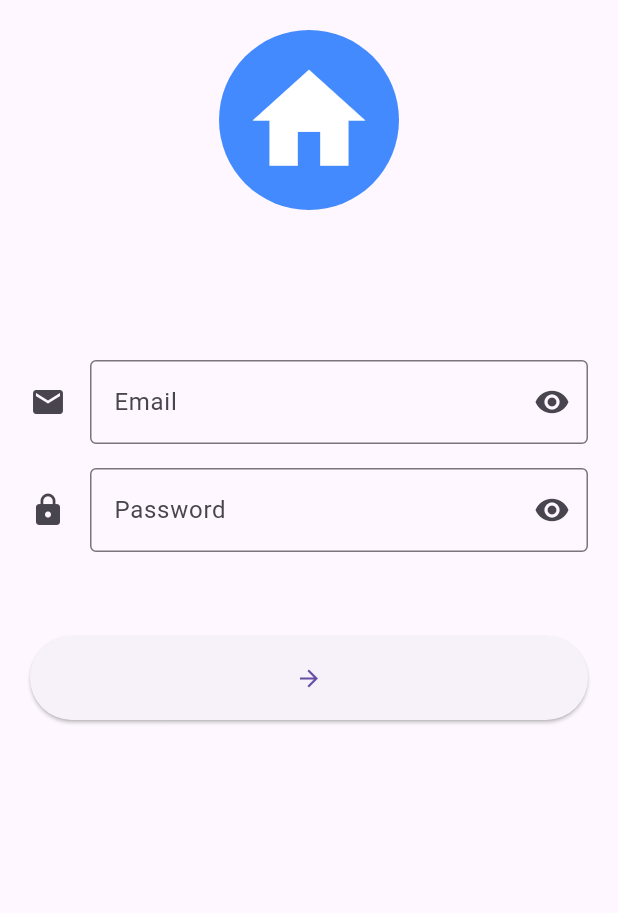
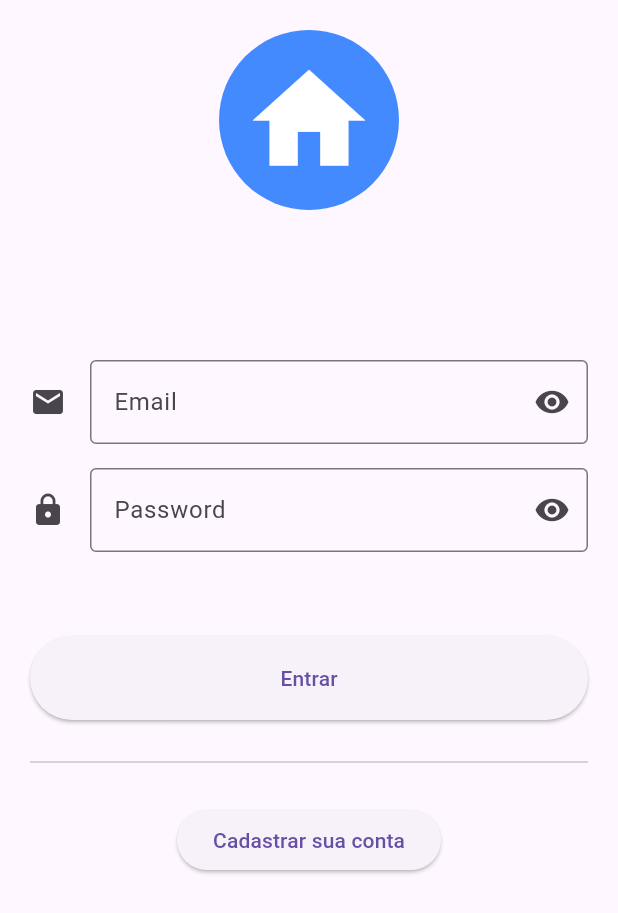
Before and after one commit to fermaiasoares/minhas-tarefas, a Flutter app: the screen it shows after launch, on a phone screen of 412 x 824 dp. Shown: the top 913 px of the screen. Run offline on Flutter 3.47's test engine with Material 3 defaults, Android fonts, the phone set to English and light mode, and no system bars; our stand-ins replace firebase_auth, firebase_core; accounts and stored records are empty.

```diff
--- a/lib/main.dart
+++ b/lib/main.dart
@@ -1,6 +1,16 @@
 import 'package:flutter/material.dart';
+import 'package:firebase_core/firebase_core.dart';
+import 'firebase_options.dart';
 
-void main() {
+import 'package:layout/screens/login/login_page.dart';
+import 'package:layout/screens/signup/singup_page.dart';
+
+void main() async {
+  WidgetsFlutterBinding.ensureInitialized();
+  await Firebase.initializeApp(
+    options: DefaultFirebaseOptions.currentPlatform,
+  );
+
   runApp(const Main());
 }
 
@@ -9,73 +19,14 @@ class Main extends StatelessWidget {
 
   @override
   Widget build(BuildContext context) {
-    return const MaterialApp(
-      title: '',
-      home: LoginPage(),
+    return MaterialApp(
+      title: 'Minhas Tarefas APP',
+      initialRoute: '/',
+      routes: {
+        '/': (_) => const LoginPage(),
+        '/login': (_) => const LoginPage(),
+        '/cadastrar-login': (_) => const SingupPage(),
+      },
     );
   }
 }
-
-class LoginPage extends StatelessWidget {
-  const LoginPage({super.key});
-
-  @override
-  Widget build(BuildContext context) {
-    return Scaffold(
-      body: Container(
-        padding: const EdgeInsets.all(20.0),
-        child: Column(
-          children: [
-            Container(
-              decoration: const BoxDecoration(
-                  color: Colors.blueAccent,
-                  borderRadius: BorderRadius.all(Radius.circular(60))),
-              width: 120,
-              height: 120,
-              child: const Icon(
-                Icons.home,
-                size: 90.0,
-                color: Colors.white,
-              ),
-            ),
-            const SizedBox(
-              height: 100.0,
-            ),
-            TextFormField(
-              decoration: const InputDecoration(
-                  icon: Icon(Icons.mail),
-                  border: OutlineInputBorder(),
-                  labelText: 'Email',
-                  suffixIcon: Align(
-                    widthFactor: 1.0,
-                    heightFactor: 1.0,
-                    child: Icon(Icons.remove_red_eye),
-                  )),
-            ),
-            const SizedBox(
-              height: 16.0,
-            ),
-            TextFormField(
-              decoration: const InputDecoration(
-                  icon: Icon(Icons.lock),
-                  border: OutlineInputBorder(),
-                  labelText: 'Password',
-                  suffixIcon: Align(
-                      widthFactor: 1.0,
-                      heightFactor: 1.0,
-                      child: Icon(Icons.remove_red_eye))),
-            ),
-            const SizedBox(
-              height: 56.0,
-            ),
-            ElevatedButton(
-                style: ElevatedButton.styleFrom(
-                    minimumSize: const Size.fromHeight(56.0)),
-                onPressed: () {},
-                child: const Icon(Icons.arrow_forward)),
-          ],
-        ),
-      ),
-    );
-  }
-}
--- /dev/null
+++ b/lib/screens/login/login_page.dart
@@ -0,0 +1,129 @@
+import 'package:firebase_auth/firebase_auth.dart';
+import 'package:flutter/material.dart';
+
+class LoginPage extends StatefulWidget {
+  const LoginPage({super.key});
+
+  @override
+  State<LoginPage> createState() => _LoginPageState();
+}
+
+class _LoginPageState extends State<LoginPage> {
+  final formKey = GlobalKey<FormState>();
+  final emailEC = TextEditingController();
+  final passwordEC = TextEditingController();
+
+  Future<void> logar({
+    required String email,
+    required String password,
+  }) async {
+    try {
+      final credential = await FirebaseAuth.instance.signInWithEmailAndPassword(
+        email: email,
+        password: password,
+      );
+
+      print(credential);
+    } on FirebaseAuthException catch (e) {
+      if (e.code == 'user-not-found') {
+        print('No user found for that email.');
+      } else if (e.code == 'wrong-password') {
+        print('Wrong password provided for that user.');
+      }
+    }
+  }
+
+  @override
+  Widget build(BuildContext context) {
+    return Scaffold(
+      body: Container(
+        padding: const EdgeInsets.all(20.0),
+        child: Form(
+          key: formKey,
+          child: Column(
+            children: [
+              Container(
+                decoration: const BoxDecoration(
+                    color: Colors.blueAccent,
+                    borderRadius: BorderRadius.all(Radius.circular(60))),
+                width: 120,
+                height: 120,
+                child: const Icon(
+                  Icons.home,
+                  size: 90.0,
+                  color: Colors.white,
+                ),
+              ),
+              const SizedBox(
+                height: 100.0,
+              ),
+              TextFormField(
+                controller: emailEC,
+                decoration: const InputDecoration(
+                  icon: Icon(Icons.mail),
+                  border: OutlineInputBorder(),
+                  labelText: 'Email',
+                  suffixIcon: Align(
+                    widthFactor: 1.0,
+                    heightFactor: 1.0,
+                    child: Icon(Icons.remove_red_eye),
+                  ),
+                ),
+                validator: (String? value) {
+                  if (value != null) {
+                    return 'E-mail é obrigatório';
+                  }
+                },
+              ),
+              const SizedBox(
+                height: 16.0,
+              ),
+              TextFormField(
+                controller: passwordEC,
+                decoration: const InputDecoration(
+                    icon: Icon(Icons.lock),
+                    border: OutlineInputBorder(),
+                    labelText: 'Password',
+                    suffixIcon: Align(
+                        widthFactor: 1.0,
+                        heightFactor: 1.0,
+                        child: Icon(Icons.remove_red_eye))),
+              ),
+              const SizedBox(
+                height: 56.0,
+              ),
+              ElevatedButton(
+                style: ElevatedButton.styleFrom(
+                    minimumSize: const Size.fromHeight(56.0)),
+                onPressed: () async {
+                  // TODO: Pesquisar sobre formKey e como faz para recuperar as informoções dos controllers
+                  // emailEC.value || emailEC.text;
+
+                  // if (!formKey.currentState!.validate()) {
+                  //   return;
+                  // }
+                  if (formKey.currentState!.validate()) {
+                    await logar(
+                      email: 'fermaiasoares@aol.com',
+                      password: '123456',
+                    );
+                  }
+                },
+                child: const Text('Entrar'),
+              ),
+              const Divider(
+                height: 56.0,
+              ),
+              ElevatedButton(
+                onPressed: () {
+                  Navigator.of(context).pushNamed('/cadastrar-login');
+                },
+                child: const Text('Cadastrar sua conta'),
+              )
+            ],
+          ),
+        ),
+      ),
+    );
+  }
+}
--- a/pubspec.yaml
+++ b/pubspec.yaml
@@ -35,6 +35,8 @@ dependencies:
   # The following adds the Cupertino Icons font to your application.
   # Use with the CupertinoIcons class for iOS style icons.
   cupertino_icons: ^1.0.2
+  firebase_core: ^2.24.2
+  firebase_auth: ^4.15.2
 
 dev_dependencies:
   flutter_test:
```
Also changed, not shown: lib/screens/signup/singup_page.dart (added, +116 -0 lines), lib/firebase_options.dart (added), pubspec.lock, 10 other files.
